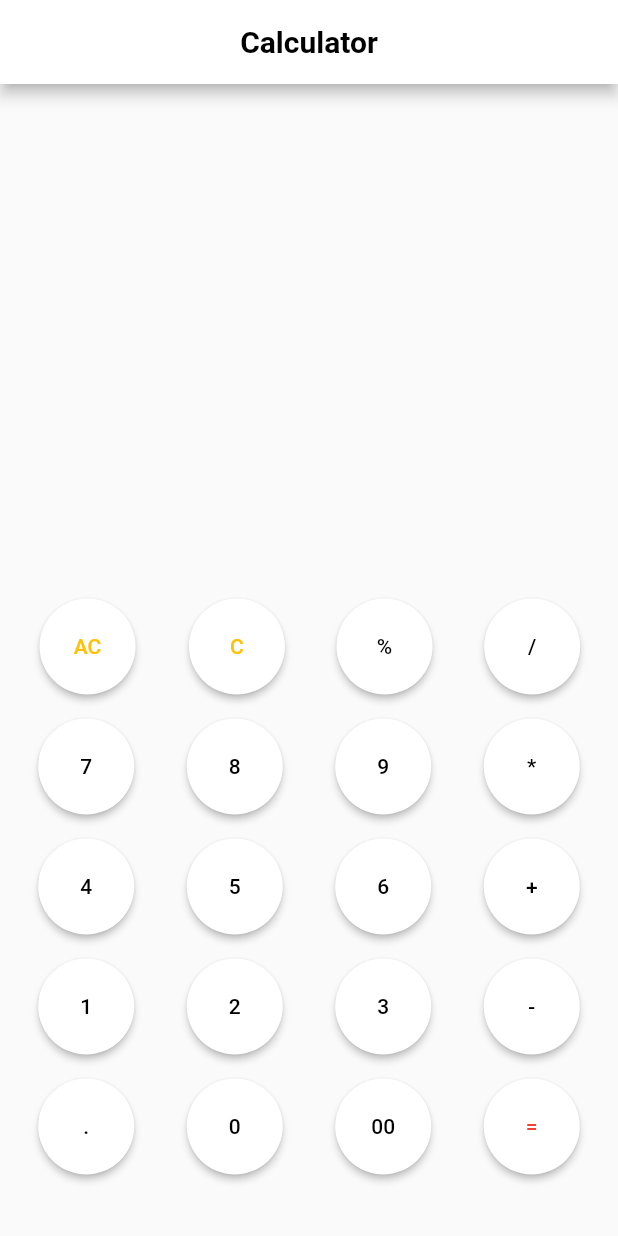
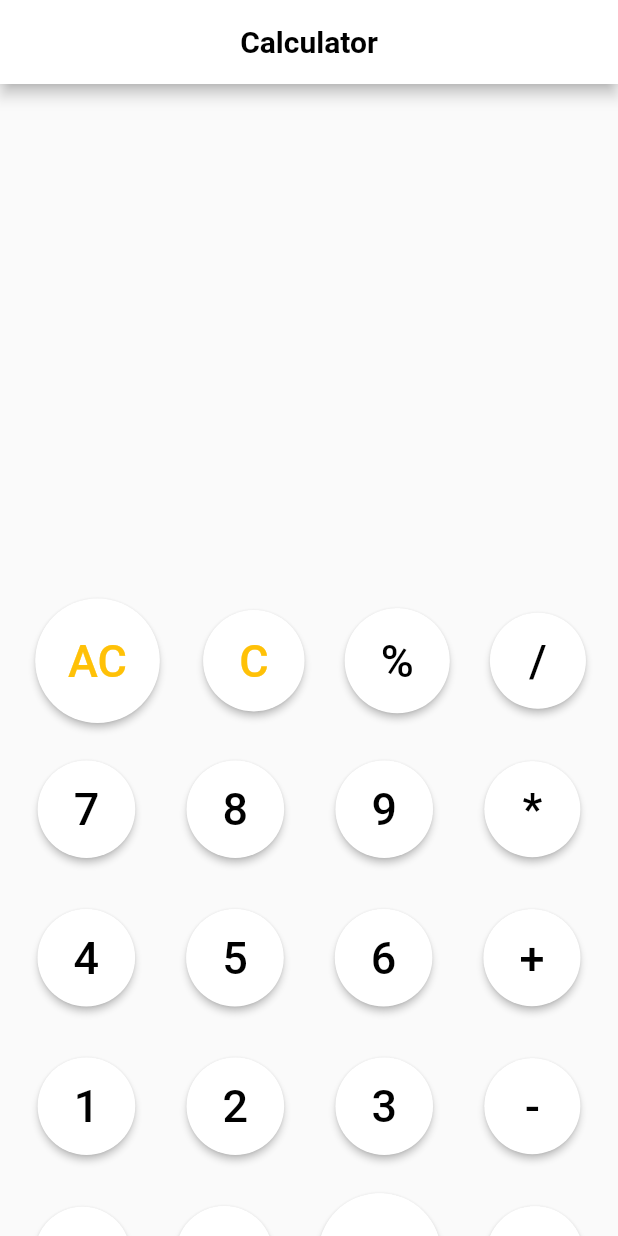
Before and after one commit to mobi781/main, a Flutter app: the screen it shows after launch, after a tap on "Calc", on a phone screen of 412 x 824 dp. Run offline on Flutter 3.47's test engine with Material 2 defaults, Android fonts, the phone set to English and light mode, and no system bars; our stand-ins replace math_expressions.

Commit message:
calculator finalized

```diff
--- a/lib/calc.dart
+++ b/lib/calc.dart
@@ -24,7 +24,7 @@ class _CalcState extends State<Calc> {
         },
         child: Text(
           val,
-          style: TextStyle(color: Colors.black),
+          style: TextStyle(color: Colors.black,fontSize: 30),
         ));
   }
 
@@ -101,7 +101,7 @@ class _CalcState extends State<Calc> {
                               onPressed: cls,
                               child: Text(
                                 "AC",
-                                style: TextStyle(color: Colors.amber),
+                                style: TextStyle(color: Colors.amber,fontSize: 30),
                               )),
                           ElevatedButton(
                               style: ElevatedButton.styleFrom(
@@ -112,7 +112,7 @@ class _CalcState extends State<Calc> {
                               onPressed: cls,
                               child: Text(
                                 "C",
-                                style: TextStyle(color: Colors.amber),
+                                style: TextStyle(color: Colors.amber,fontSize: 30),
                               )),
                           // buttonn("AC"),
                           // buttonn("C"),
@@ -174,7 +174,7 @@ class _CalcState extends State<Calc> {
                               onPressed: output,
                               child: Text(
                                 "=",
-                                style: TextStyle(color: Colors.red),
+                                style: TextStyle(color: Colors.red,fontSize: 30),
                               ))
                           // ElevatedButton(onPressed: cls, child: Text("=")),
                           // buttonn("="),
--- a/lib/main.dart
+++ b/lib/main.dart
@@ -38,16 +38,16 @@ class Home extends StatelessWidget {
             Icon(
               Icons.notifications,
               color: Colors.black,
-              size: 30.0,
+              size: 20.0,
             ),
           ],
         ),
         body: Container(
           child: Center(
-            child: Column(
+            child: Row(
               mainAxisAlignment: MainAxisAlignment.center,
               children: [
-                SizedBox(height: 30),
+                SizedBox(height: 20),
                 ElevatedButton(
                   // style: style,
                   onPressed: () {
@@ -56,7 +56,7 @@ class Home extends StatelessWidget {
                   },
                   child: const Text('SIGNUP'),
                 ),
-                SizedBox(height: 30),
+                SizedBox(height: 20),
                 ElevatedButton(
                   // style: style,
                   onPressed: () {
@@ -65,7 +65,7 @@ class Home extends StatelessWidget {
                   },
                   child: const Text('ECOMMERCE'),
                 ),
-                SizedBox(height: 30),
+                SizedBox(height: 20),
                 ElevatedButton(
                   // style: style,
                   onPressed: () {
@@ -74,7 +74,7 @@ class Home extends StatelessWidget {
                   },
                   child: const Text('Listing'),
                 ),
-                SizedBox(height: 30),
+                SizedBox(height: 20),
                 ElevatedButton(
                   // style: style,
                   onPressed: () {
@@ -107,7 +107,7 @@ class Home extends StatelessWidget {
 //       Icon(
 //         Icons.favorite,
 //         color: Colors.black,
-//         size: 30.0,
+//         size: 20.0,
 //       ),
 //     ],
 //   ),
--- /dev/null
+++ b/lib/new_screen.dart
@@ -0,0 +1,18 @@
+import 'package:flutter/material.dart';
+
+
+class NewScreen extends StatefulWidget {
+  // const NewScreen({ Key? key }) : super(key: key);
+
+  @override
+  _NewScreenState createState() => _NewScreenState();
+}
+
+class _NewScreenState extends State<NewScreen> {
+  @override
+  Widget build(BuildContext context) {
+    return Container(child: Text("hi there"),
+
+    );
+  }
+}
```
